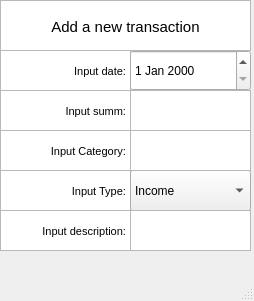
Before: the Qt Designer form New_Transaction.ui in Syrkery/cost_accounting_system, drawn with Qt 5.
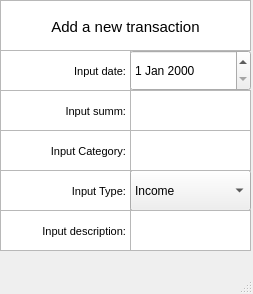
After: the same form once the commit is applied.

Commit message: поменял названия объектов

```diff
--- a/New_Transaction.ui
+++ b/New_Transaction.ui
@@ -6,8 +6,8 @@
    <rect>
     <x>0</x>
     <y>0</y>
-    <width>254</width>
-    <height>301</height>
+    <width>253</width>
+    <height>294</height>
    </rect>
   </property>
   <property name="windowTitle">
```
Left out of the diff: 12 changed lines with no effect on the pictures.
